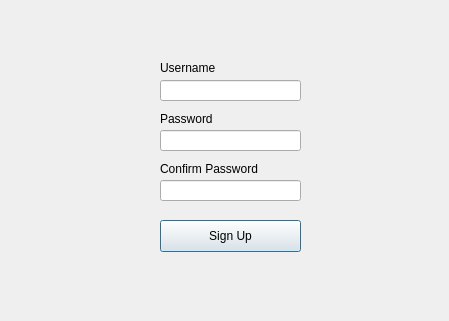
Qt form client/signup.ui (SimoneDutto/CollaborativeEditor) before a commit.
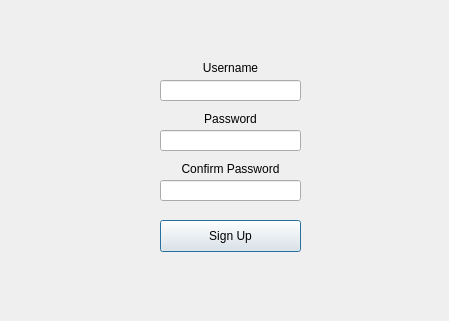
The same form after that commit.

Diff of the .ui file:
```diff
--- a/client/signup.ui
+++ b/client/signup.ui
@@ -18,7 +18,7 @@
     <rect>
      <x>160</x>
      <y>60</y>
-     <width>72</width>
+     <width>141</width>
      <height>18</height>
     </rect>
    </property>
@@ -29,7 +29,7 @@
     <rect>
      <x>160</x>
      <y>110</y>
-     <width>60</width>
+     <width>141</width>
      <height>18</height>
     </rect>
    </property>
@@ -39,6 +39,9 @@
       <property name="text">
        <string>Password</string>
       </property>
+      <property name="alignment">
+       <set>Qt::AlignCenter</set>
+      </property>
      </widget>
     </item>
    </layout>
@@ -48,7 +51,7 @@
     <rect>
      <x>160</x>
      <y>160</y>
-     <width>112</width>
+     <width>141</width>
      <height>18</height>
     </rect>
    </property>
@@ -58,6 +61,9 @@
       <property name="text">
        <string>Confirm Password</string>
       </property>
+      <property name="alignment">
+       <set>Qt::AlignCenter</set>
+      </property>
      </widget>
     </item>
    </layout>
@@ -125,13 +131,16 @@
     <rect>
      <x>160</x>
      <y>60</y>
-     <width>71</width>
+     <width>141</width>
      <height>16</height>
     </rect>
    </property>
    <property name="text">
     <string>Username</string>
    </property>
+   <property name="alignment">
+    <set>Qt::AlignCenter</set>
+   </property>
   </widget>
  </widget>
  <resources/>
```
